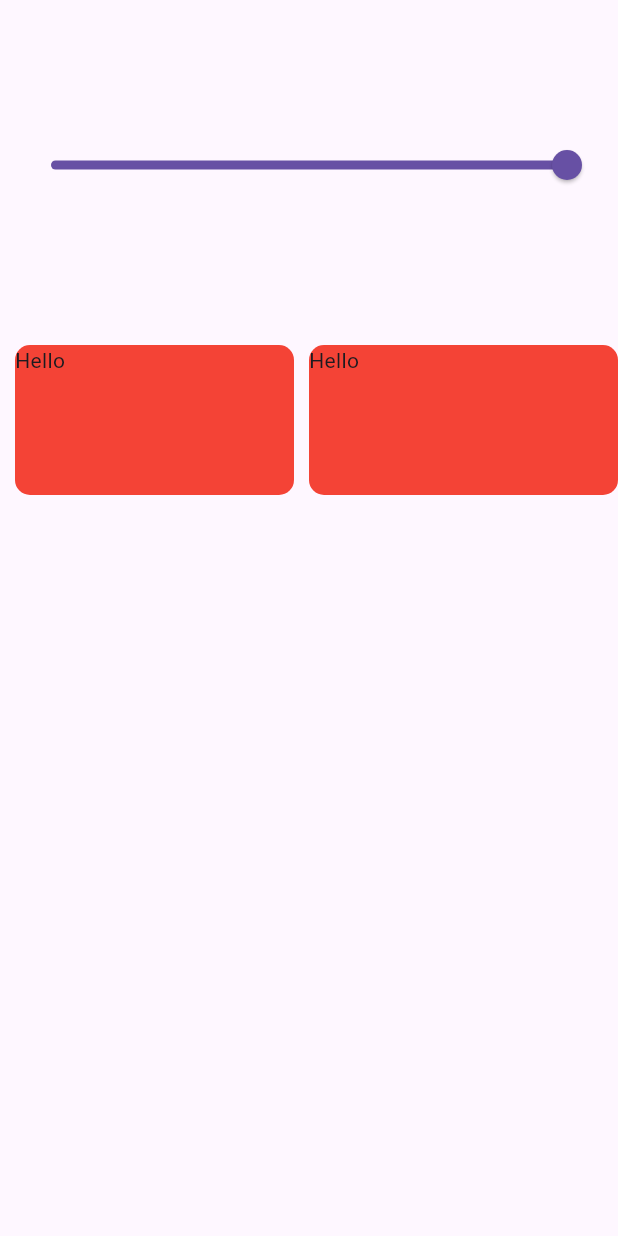
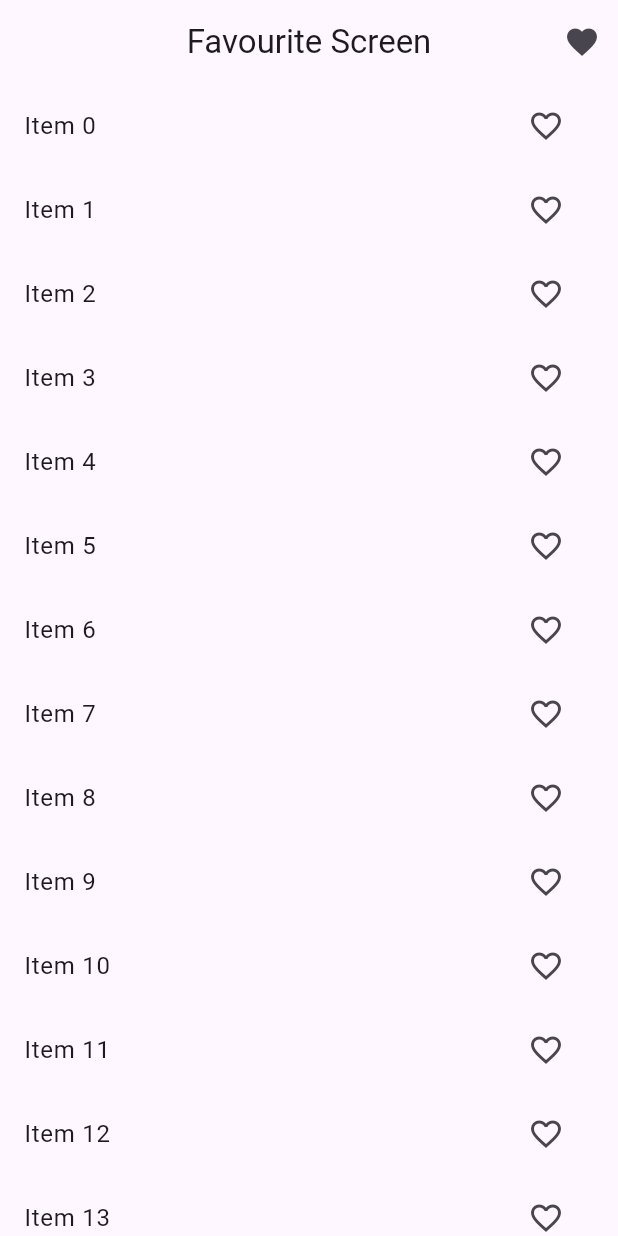
Before and after one commit to Kashannn/StateManagmentProvider, a Flutter app: the screen it shows after launch, on a phone screen of 412 x 824 dp. Run offline on Flutter 3.47's test engine with Material 3 defaults, Android fonts, the phone set to English and light mode, and no system bars.

Commit message:
Provider coder of favouriteItem Selection and also for Removing

```diff
--- /dev/null
+++ b/lib/Screen/favouriteScreen.dart
@@ -0,0 +1,65 @@
+import 'package:flutter/material.dart';
+import 'package:provider/provider.dart';
+
+import '../provider/favouriteProvider.dart';
+import 'MyFavouriteItem.dart';
+
+class FavouriteScreen extends StatefulWidget {
+  const FavouriteScreen({super.key});
+
+  @override
+  State<FavouriteScreen> createState() => _FavouriteScreenState();
+}
+
+class _FavouriteScreenState extends State<FavouriteScreen> {
+  List<int> _favouriteList = [];
+  @override
+  Widget build(BuildContext context) {
+    final favouriteProvider = Provider.of<FavouriteProvider>(context);
+    return Scaffold(
+      appBar: AppBar(
+        title: const Text("Favourite Screen"),
+       centerTitle: true,
+        actions: [
+          IconButton(
+            icon: Icon(Icons.favorite),
+            onPressed: () {
+              Navigator.push(
+                context,
+                MaterialPageRoute(builder: (context) => MyFavouriteItem()),
+              );
+
+            },
+          )
+        ]
+      ),
+      body:Column(
+        children: [
+          Expanded(
+            child: ListView.builder(
+              itemCount: 1000,
+              itemBuilder: (BuildContext context, int index) { // Add the context parameter
+                return Consumer(builder: (context, FavouriteProvider favouriteProvider, child) {
+                  return ListTile(
+                    title: Text("Item $index"),
+                    trailing: IconButton(
+                      icon: Icon(favouriteProvider.favouriteList.contains(index) ? Icons.favorite : Icons.favorite_border),
+                      onPressed: () {
+                        if(favouriteProvider.favouriteList.contains(index)){
+                          favouriteProvider.removeFavourite(index);
+                        }else{
+                          favouriteProvider.addFavourite(index);
+                        }
+                      },
+                    ),
+                  );
+                },
+                );},
+            ),
+          ),
+        ],
+      )
+
+    );
+  }
+}
--- a/lib/main.dart
+++ b/lib/main.dart
@@ -1,12 +1,14 @@
 import 'package:flutter/material.dart';
 import 'package:learnstates/provider/ExampleOneProvider.dart';
 import 'package:learnstates/provider/countprovider.dart';
+import 'package:learnstates/provider/favouriteProvider.dart';
 import 'package:provider/provider.dart';
 import 'package:flutter/foundation.dart';
 
 
 import 'Screen/CountExample.dart';
 import 'Screen/ExampleOne.dart';
+import 'Screen/favouriteScreen.dart';
 
 void main() {
   runApp(MyApp());
@@ -21,11 +23,11 @@ class MyApp extends StatelessWidget {
       providers: [
         ChangeNotifierProvider(create: (_) => CountProvider()),
         ChangeNotifierProvider(create: (_) => ExampleOneProvider()),
-
+        ChangeNotifierProvider(create: (_) => FavouriteProvider()),
       ],
       child: MaterialApp(
         debugShowCheckedModeBanner: false,
-        home: ExampleOne(),
+        home: FavouriteScreen(),
       ),
     );
   }
--- /dev/null
+++ b/lib/provider/favouriteProvider.dart
@@ -0,0 +1,18 @@
+import 'package:flutter/material.dart';
+
+class FavouriteProvider with ChangeNotifier{
+
+  List<int> _favouriteList = [];
+  List<int> get favouriteList => _favouriteList;
+
+
+ void addFavourite(int index){
+   _favouriteList.add(index);
+   notifyListeners();
+ }
+ void removeFavourite
+  (int index){
+    _favouriteList.remove(index);
+    notifyListeners();
+  }
+}
```
Also changed, not shown: lib/Screen/MyFavouriteItem.dart (added, +52 -0 lines).
